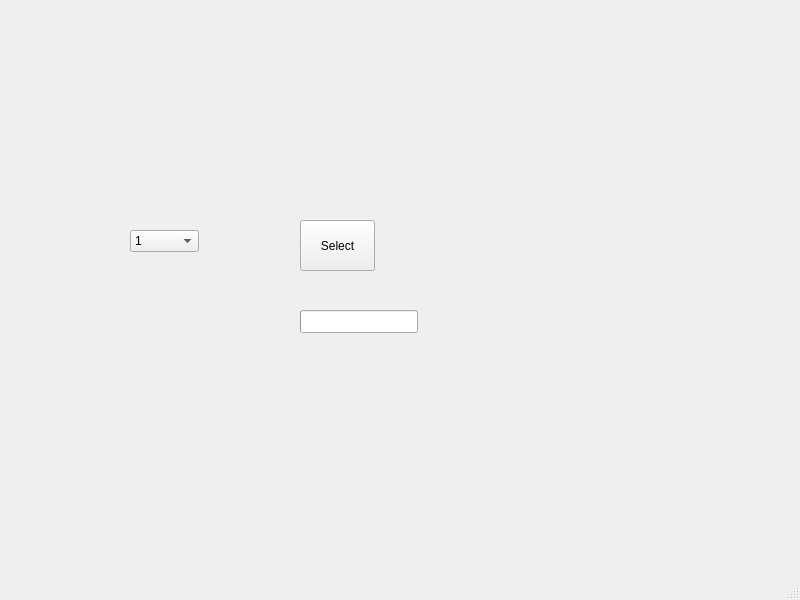
This is reconstruction astra/user_interface_test.ui in Olam1/ProjetMulti as Qt 5 draws it before an edit. The edited form follows.
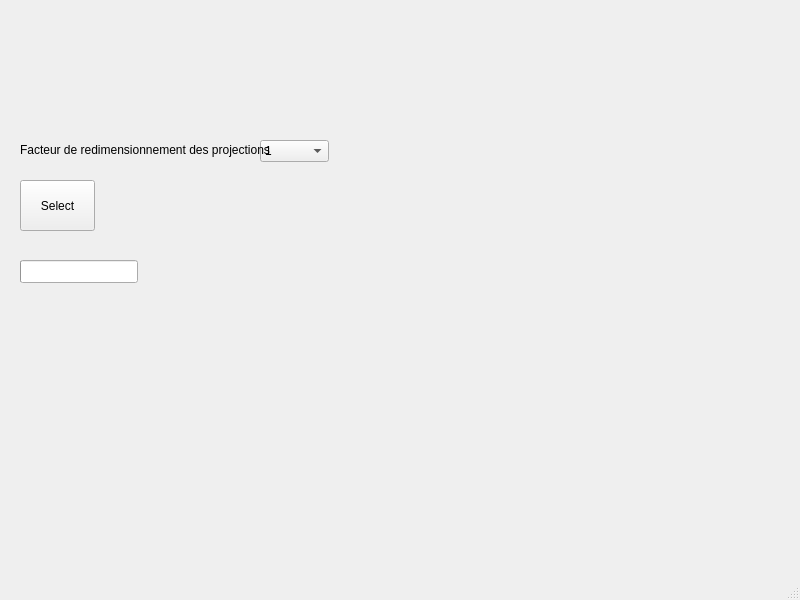
This is the edited form.

Diff of the .ui file:
```diff
--- a/reconstruction astra/user_interface_test.ui
+++ b/reconstruction astra/user_interface_test.ui
@@ -17,8 +17,8 @@
    <widget class="QPushButton" name="selectFile">
     <property name="geometry">
      <rect>
-      <x>300</x>
-      <y>220</y>
+      <x>20</x>
+      <y>180</y>
       <width>75</width>
       <height>51</height>
      </rect>
@@ -30,8 +30,8 @@
    <widget class="QComboBox" name="selectFactor">
     <property name="geometry">
      <rect>
-      <x>130</x>
-      <y>230</y>
+      <x>260</x>
+      <y>140</y>
       <width>69</width>
       <height>22</height>
      </rect>
@@ -60,8 +60,8 @@
    <widget class="QProgressBar" name="progressBar">
     <property name="geometry">
      <rect>
-      <x>300</x>
-      <y>310</y>
+      <x>20</x>
+      <y>260</y>
       <width>118</width>
       <height>23</height>
      </rect>
@@ -73,6 +73,19 @@
      <bool>false</bool>
     </property>
    </widget>
+   <widget class="QLabel" name="label">
+    <property name="geometry">
+     <rect>
+      <x>20</x>
+      <y>140</y>
+      <width>251</width>
+      <height>20</height>
+     </rect>
+    </property>
+    <property name="text">
+     <string>Facteur de redimensionnement des projections</string>
+    </property>
+   </widget>
   </widget>
   <widget class="QStatusBar" name="statusbar"/>
  </widget>
```
